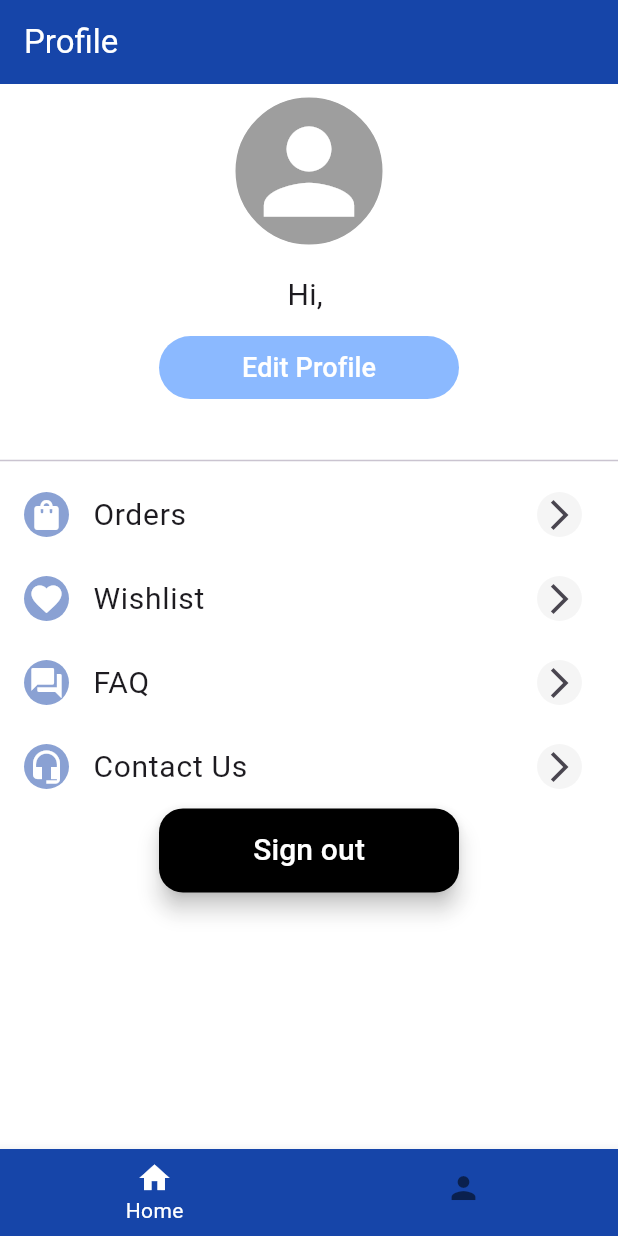
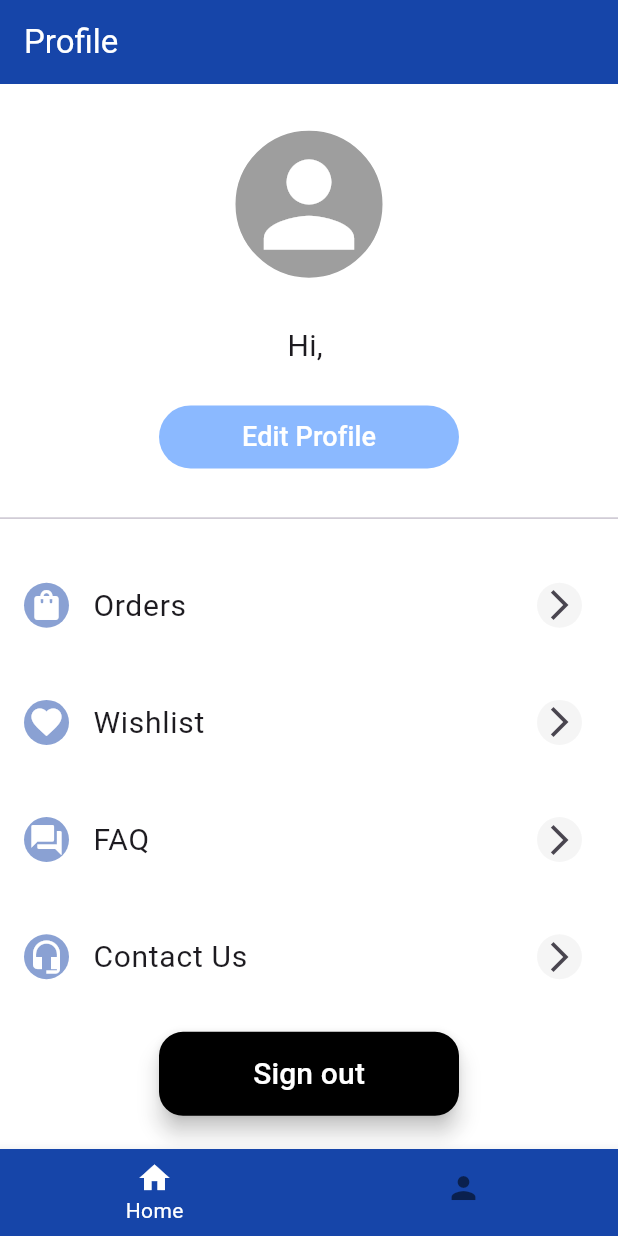
Before and after one commit to Jubril7/WatchHub, a Flutter app: the ProfileList screen opened by its route, on a phone screen of 412 x 824 dp. Run offline on Flutter 3.47's test engine with Material 3 defaults, Android fonts, the light colour scheme and no system bars; our stand-ins replace accordion, carousel_slider, cloud_firestore, firebase_auth, firebase_core, flutter_rating_bar and 2 more; accounts and stored records are empty; network calls fail.

Commit message:
made profile list page more responsive

```diff
--- a/lib/screens/home/profile/profileList.dart
+++ b/lib/screens/home/profile/profileList.dart
@@ -16,18 +16,19 @@ class _ProfileListState extends State<ProfileList> {
   @override
   Widget build(BuildContext context) {
     return Scaffold(
-      backgroundColor: Color.fromARGB(232, 255, 255, 255),
+      backgroundColor: const Color.fromARGB(232, 255, 255, 255),
       appBar: AppBar(
-        backgroundColor: Color.fromARGB(255, 22, 69, 169),
+        backgroundColor: const Color.fromARGB(255, 22, 69, 169),
         title: const Text(
           "Profile",
           style: TextStyle(color: Colors.white),
         ),
         automaticallyImplyLeading: false,
       ),
-      body: Container(
+      body: SizedBox(
           width: double.maxFinite,
           child: Column(
+            mainAxisAlignment: MainAxisAlignment.spaceEvenly,
             children: <Widget>[
               Padding(
                 padding: const EdgeInsets.all(8.0),
@@ -37,28 +38,23 @@ class _ProfileListState extends State<ProfileList> {
                     decoration: BoxDecoration(
                         color: Colors.grey,
                         border: Border.all(color: Colors.white),
-                        borderRadius: BorderRadius.all(Radius.circular(100))),
+                        borderRadius:
+                            const BorderRadius.all(Radius.circular(100))),
                     child: const Icon(
                       Icons.person,
                       size: 90,
                       color: Colors.white,
                     )),
               ),
-              const SizedBox(
-                height: 10,
-              ),
               Text(
                 "Hi, ${UserInformation.fullName}",
                 style: const TextStyle(fontSize: 20),
-              ),
-              const SizedBox(
-                height: 10,
               ),
               SizedBox(
                 width: 200,
                 child: TextButton(
                   style: TextButton.styleFrom(
-                    backgroundColor: Color.fromARGB(255, 139, 185, 255),
+                    backgroundColor: const Color.fromARGB(255, 139, 185, 255),
                   ),
                   onPressed: () {
                     Navigator.pushNamed(context, "/edit_profile");
@@ -68,9 +64,6 @@ class _ProfileListState extends State<ProfileList> {
                     style: TextStyle(color: Colors.white, fontSize: 18),
                   ),
                 ),
-              ),
-              const SizedBox(
-                height: 30,
               ),
               const Divider(),
               ListTile(
@@ -85,7 +78,8 @@ class _ProfileListState extends State<ProfileList> {
                   height: 30,
                   decoration: BoxDecoration(
                       borderRadius: BorderRadius.circular(100),
-                      color: Color.fromARGB(255, 22, 69, 169).withOpacity(0.5)),
+                      color: const Color.fromARGB(255, 22, 69, 169)
+                          .withOpacity(0.5)),
                   child: const Icon(
                     Icons.shopping_bag,
                     // color: Color.fromARGB(232, 236, 233, 225),
```
